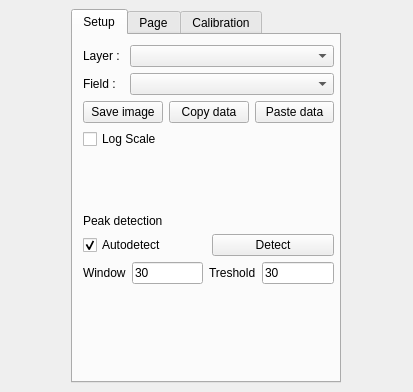
Qt form qgisSpectre_dockwidget_base.ui (sickel/qgisSpectre) before a commit.
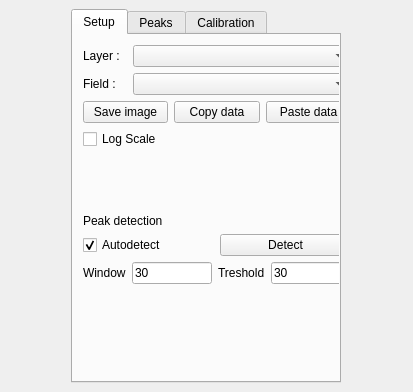
The same form after that commit. The open tabs and pages were chosen to show the change. Custom widgets are drawn as their Qt base class.

```diff
--- a/qgisSpectre_dockwidget_base.ui
+++ b/qgisSpectre_dockwidget_base.ui
@@ -53,7 +53,7 @@
          <rect>
           <x>10</x>
           <y>10</y>
-          <width>251</width>
+          <width>268</width>
           <height>298</height>
          </rect>
         </property>
@@ -218,7 +218,7 @@
       </widget>
       <widget class="QWidget" name="tab_3">
        <attribute name="title">
-        <string>Page</string>
+        <string>Peaks</string>
        </attribute>
        <widget class="QTableWidget" name="tWpeaktable">
         <property name="geometry">
```
Left out of the diff: 10 changed lines with no effect on the pictures.
